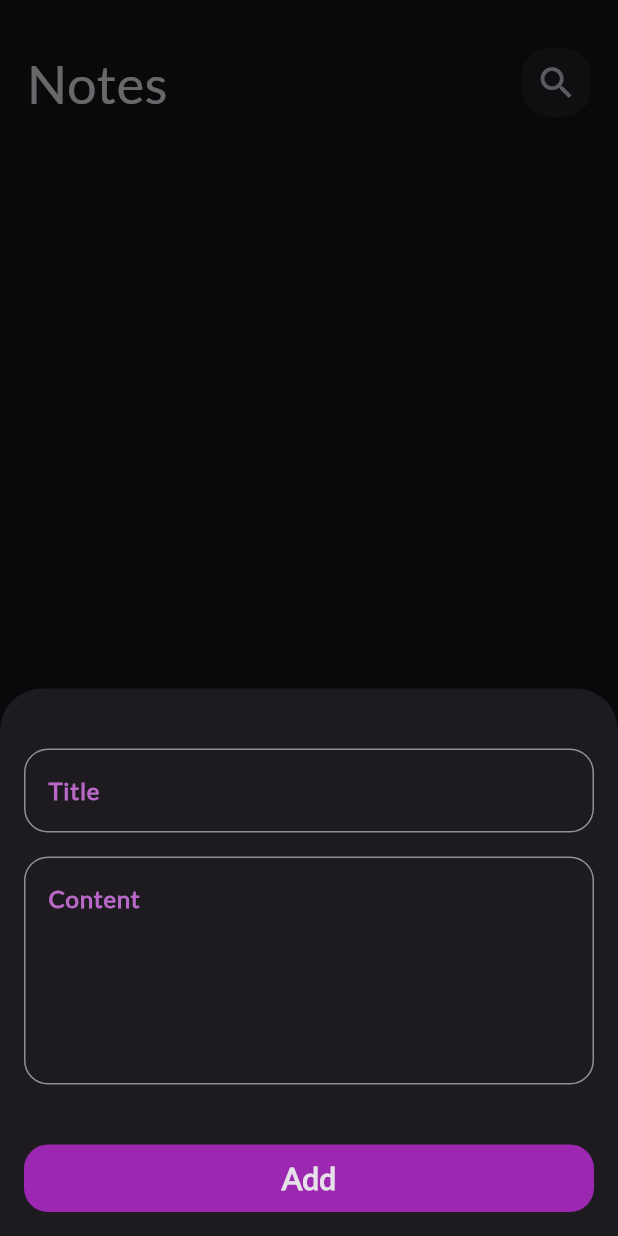
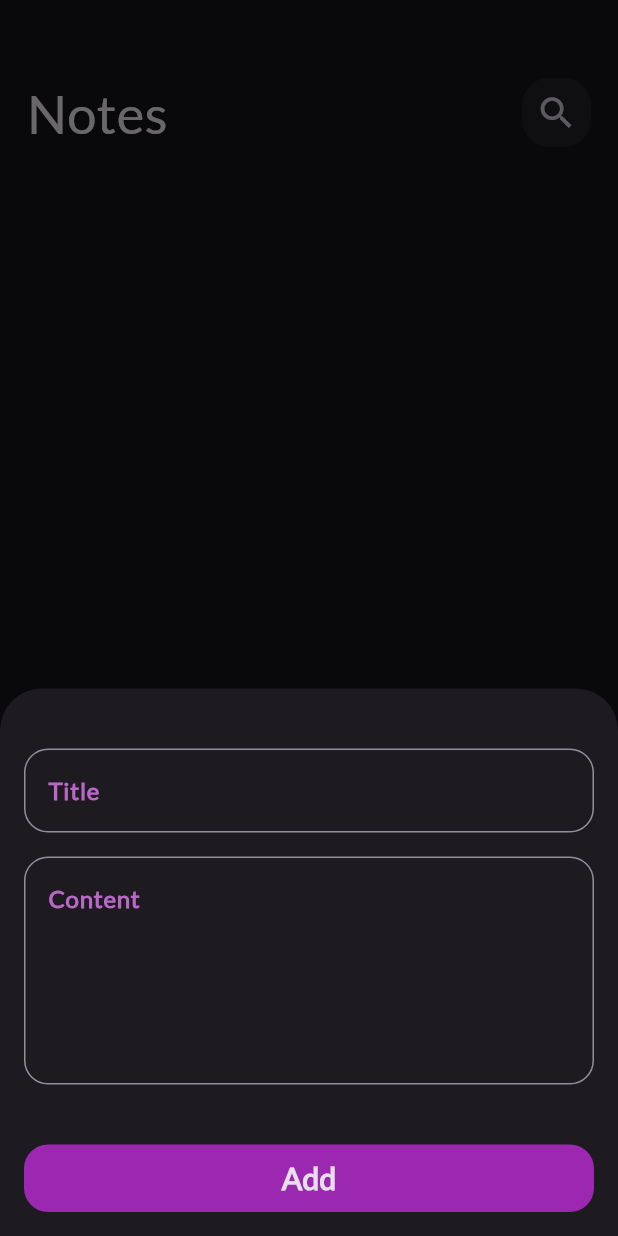
Before and after one commit to Nadaali18/notes_app, a Flutter app: the screen it shows after launch, after a tap on the "add" icon, on a phone screen of 412 x 824 dp. Run offline on Flutter 3.47's test engine with Material 3 defaults, Android fonts, the phone set to English and light mode, and no system bars; our stand-ins replace bloc, flutter_bloc, hive, hive_flutter; accounts and stored records are empty.

```diff
--- a/lib/widgets/add_note_form.dart
+++ b/lib/widgets/add_note_form.dart
@@ -1,5 +1,6 @@
 import 'package:flutter/material.dart';
 import 'package:flutter_bloc/flutter_bloc.dart';
+import 'package:intl/intl.dart';
 import 'package:notes_app/cubits/add%20note%20cubit/add_notes_cubit.dart';
 import 'package:notes_app/models/note_model.dart';
 import 'package:notes_app/widgets/custom_button.dart';
@@ -55,10 +56,12 @@ class _AddNoteFormState extends State<AddNoteForm> {
                   onTap: () {
                     if (formKey.currentState!.validate()) {
                       formKey.currentState!.save();
+                      var currentDate = DateTime.now();
+                      var formattedCurrentDate = DateFormat.yMd().format(currentDate);
                       var noteModel = NoteModel(
                           title: title!,
                           subTitle: content!,
-                          date: DateTime.now().toString(),
+                          date: formattedCurrentDate,
                           color: Colors.purple.value);
                       BlocProvider.of<AddNotesCubit>(context)
                           .addNote(noteModel);
--- a/lib/widgets/notes_view_body.dart
+++ b/lib/widgets/notes_view_body.dart
@@ -23,7 +23,7 @@ void initState() {
   Widget build(BuildContext context) {
     return const Column(
       children: [
-        SizedBox(height: 30,),
+        SizedBox(height: 50,),
         CustomAppBar(title: 'Notes',icon: Icons.search,),
         Expanded(
           child: NotesListView()
--- a/pubspec.yaml
+++ b/pubspec.yaml
@@ -35,6 +35,7 @@ dependencies:
   flutter_bloc: ^8.1.6
   hive: ^2.2.3
   hive_flutter: ^1.1.0
+  intl: ^0.20.1
   modal_progress_hud_nsn: ^0.5.1
 
 dev_dependencies:
```
Also changed, not shown: lib/widgets/note_item.dart (+6 -2 lines), pubspec.lock.
